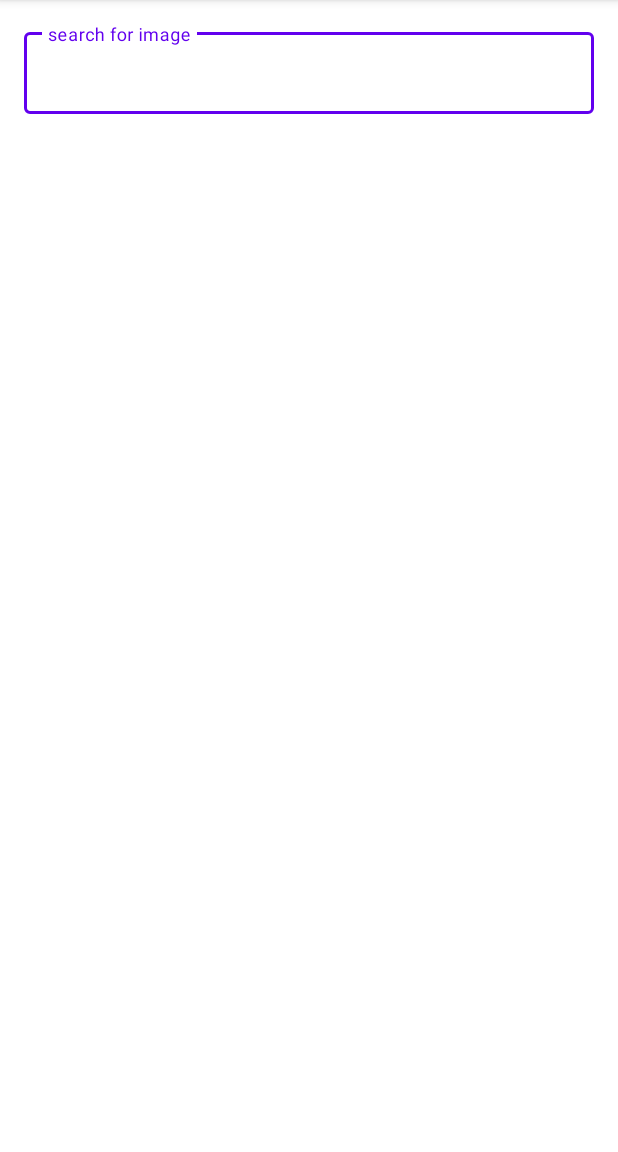
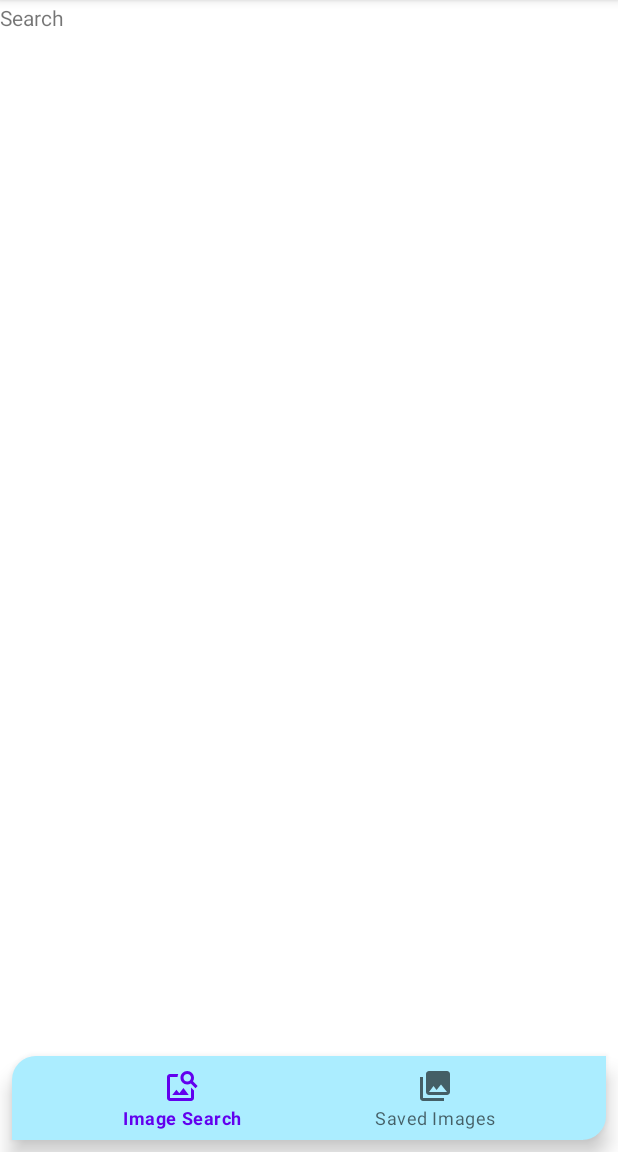
Before and after one commit to maydev99/Pixashot, an Android app: the screen it shows after launch (MainActivity before the commit, MainActivity2 after it), on a phone screen of 412 x 824 dp, the part 84-1236 px from its top. Run offline under Robolectric (Android 15) with nearby library versions, the phone set to English and light mode, and no system bars; our stand-ins replace Dagger/Hilt's generated code, navigation-ui.

Commit message:
Added Fragment and Bottom Nav

```diff
--- a/app/build.gradle
+++ b/app/build.gradle
@@ -45,6 +45,7 @@ dependencies {
     implementation 'androidx.appcompat:appcompat:1.2.0'
     implementation 'com.google.android.material:material:1.2.1'
     implementation 'androidx.constraintlayout:constraintlayout:2.0.4'
+    implementation 'androidx.legacy:legacy-support-v4:1.0.0'
     testImplementation 'junit:junit:4.13.1'
     androidTestImplementation 'androidx.test.ext:junit:1.1.2'
     androidTestImplementation 'androidx.test.espresso:espresso-core:3.3.0'
--- a/app/src/main/AndroidManifest.xml
+++ b/app/src/main/AndroidManifest.xml
@@ -13,8 +13,9 @@
         android:roundIcon="@mipmap/ic_launcher_round"
         android:supportsRtl="true"
         android:theme="@style/Theme.Pixashot">
-        <activity android:name=".ImageDetailActivity"></activity>
-        <activity android:name=".MainActivity">
+        <activity android:name=".MainActivity"/>
+        <activity android:name=".ImageDetailActivity" />
+        <activity android:name=".MainActivity2">
             <intent-filter>
                 <action android:name="android.intent.action.MAIN" />
 
--- /dev/null
+++ b/app/src/main/java/com/bombadu/pixashot/MainActivity2.kt
@@ -0,0 +1,28 @@
+package com.bombadu.pixashot
+
+import androidx.appcompat.app.AppCompatActivity
+import android.os.Bundle
+import androidx.navigation.findNavController
+import androidx.navigation.fragment.NavHostFragment
+import androidx.navigation.ui.setupWithNavController
+import com.google.android.material.bottomnavigation.BottomNavigationView
+import dagger.hilt.android.AndroidEntryPoint
+
+@AndroidEntryPoint
+class MainActivity2 : AppCompatActivity() {
+
+
+    override fun onCreate(savedInstanceState: Bundle?) {
+        super.onCreate(savedInstanceState)
+        setContentView(R.layout.activity_main2)
+        setupNavigation()
+
+    }
+
+    private fun setupNavigation() {
+        val bottomNavigationView = findViewById<BottomNavigationView>(R.id.bottom_nav)
+        val navHostFragment = supportFragmentManager.findFragmentById(R.id.nav_host_fragment) as NavHostFragment
+        val navController = navHostFragment.navController
+        bottomNavigationView.setupWithNavController(navController)
+    }
+}
--- /dev/null
+++ b/app/src/main/java/com/bombadu/pixashot/SavedFragment.kt
@@ -0,0 +1,59 @@
+package com.bombadu.pixashot
+
+import android.os.Bundle
+import androidx.fragment.app.Fragment
+import android.view.LayoutInflater
+import android.view.View
+import android.view.ViewGroup
+
+// TODO: Rename parameter arguments, choose names that match
+// the fragment initialization parameters, e.g. ARG_ITEM_NUMBER
+private const val ARG_PARAM1 = "param1"
+private const val ARG_PARAM2 = "param2"
+
+/**
+ * A simple [Fragment] subclass.
+ * Use the [SavedFragment.newInstance] factory method to
+ * create an instance of this fragment.
+ */
+class SavedFragment : Fragment() {
+    // TODO: Rename and change types of parameters
+    private var param1: String? = null
+    private var param2: String? = null
+
+    override fun onCreate(savedInstanceState: Bundle?) {
+        super.onCreate(savedInstanceState)
+        arguments?.let {
+            param1 = it.getString(ARG_PARAM1)
+            param2 = it.getString(ARG_PARAM2)
+        }
+    }
+
+    override fun onCreateView(
+        inflater: LayoutInflater, container: ViewGroup?,
+        savedInstanceState: Bundle?
+    ): View? {
+        // Inflate the layout for this fragment
+        return inflater.inflate(R.layout.fragment_saved, container, false)
+    }
+
+    companion object {
+        /**
+         * Use this factory method to create a new instance of
+         * this fragment using the provided parameters.
+         *
+         * @param param1 Parameter 1.
+         * @param param2 Parameter 2.
+         * @return A new instance of fragment SavedFragment.
+         */
+        // TODO: Rename and change types and number of parameters
+        @JvmStatic
+        fun newInstance(param1: String, param2: String) =
+            SavedFragment().apply {
+                arguments = Bundle().apply {
+                    putString(ARG_PARAM1, param1)
+                    putString(ARG_PARAM2, param2)
+                }
+            }
+    }
+}
--- /dev/null
+++ b/app/src/main/java/com/bombadu/pixashot/SearchFragment.kt
@@ -0,0 +1,59 @@
+package com.bombadu.pixashot
+
+import android.os.Bundle
+import androidx.fragment.app.Fragment
+import android.view.LayoutInflater
+import android.view.View
+import android.view.ViewGroup
+
+// TODO: Rename parameter arguments, choose names that match
+// the fragment initialization parameters, e.g. ARG_ITEM_NUMBER
+private const val ARG_PARAM1 = "param1"
+private const val ARG_PARAM2 = "param2"
+
+/**
+ * A simple [Fragment] subclass.
+ * Use the [SearchFragment.newInstance] factory method to
+ * create an instance of this fragment.
+ */
+class SearchFragment : Fragment() {
+    // TODO: Rename and change types of parameters
+    private var param1: String? = null
+    private var param2: String? = null
+
+    override fun onCreate(savedInstanceState: Bundle?) {
+        super.onCreate(savedInstanceState)
+        arguments?.let {
+            param1 = it.getString(ARG_PARAM1)
+            param2 = it.getString(ARG_PARAM2)
+        }
+    }
+
+    override fun onCreateView(
+        inflater: LayoutInflater, container: ViewGroup?,
+        savedInstanceState: Bundle?
+    ): View? {
+        // Inflate the layout for this fragment
+        return inflater.inflate(R.layout.fragment_search, container, false)
+    }
+
+    companion object {
+        /**
+         * Use this factory method to create a new instance of
+         * this fragment using the provided parameters.
+         *
+         * @param param1 Parameter 1.
+         * @param param2 Parameter 2.
+         * @return A new instance of fragment SearchFragment.
+         */
+        // TODO: Rename and change types and number of parameters
+        @JvmStatic
+        fun newInstance(param1: String, param2: String) =
+            SearchFragment().apply {
+                arguments = Bundle().apply {
+                    putString(ARG_PARAM1, param1)
+                    putString(ARG_PARAM2, param2)
+                }
+            }
+    }
+}
--- /dev/null
+++ b/app/src/main/res/drawable/bottom_nav_background.xml
@@ -0,0 +1,14 @@
+<?xml version="1.0" encoding="utf-8"?>
+<shape xmlns:android="http://schemas.android.com/apk/res/android"
+    android:shape="rectangle">
+
+    <solid
+        android:color="#abedff"/>
+
+    <corners
+        android:topRightRadius="0dp"
+        android:topLeftRadius="16dp"
+        android:bottomRightRadius="16dp"
+        android:bottomLeftRadius="0dp"/>
+
+</shape>
--- /dev/null
+++ b/app/src/main/res/layout/activity_main2.xml
@@ -0,0 +1,34 @@
+<?xml version="1.0" encoding="utf-8"?>
+<androidx.constraintlayout.widget.ConstraintLayout xmlns:android="http://schemas.android.com/apk/res/android"
+    xmlns:tools="http://schemas.android.com/tools"
+    android:layout_width="match_parent"
+    android:layout_height="match_parent"
+    xmlns:app="http://schemas.android.com/apk/res-auto"
+    tools:context=".MainActivity2">
+
+    <com.google.android.material.bottomnavigation.BottomNavigationView
+        android:layout_width="0dp"
+        android:layout_height="wrap_content"
+        android:id="@+id/bottom_nav"
+        android:background="@drawable/bottom_nav_background"
+        android:layout_margin="8dp"
+        android:elevation="10dp"
+        app:layout_constraintBottom_toBottomOf="parent"
+        app:layout_constraintEnd_toEndOf="parent"
+        app:layout_constraintStart_toStartOf="parent"
+        app:menu="@menu/nav_menu"/>
+
+    <androidx.fragment.app.FragmentContainerView
+        android:id="@+id/nav_host_fragment"
+        android:name="androidx.navigation.fragment.NavHostFragment"
+        android:layout_width="0dp"
+        android:layout_height="0dp"
+        android:layout_marginTop="2dp"
+        app:defaultNavHost="true"
+        app:layout_constraintBottom_toTopOf="@+id/bottom_nav"
+        app:layout_constraintEnd_toEndOf="parent"
+        app:layout_constraintStart_toStartOf="parent"
+        app:layout_constraintTop_toTopOf="parent"
+        app:navGraph="@navigation/nav_graph" />
+
+</androidx.constraintlayout.widget.ConstraintLayout>
--- /dev/null
+++ b/app/src/main/res/layout/fragment_saved.xml
@@ -0,0 +1,14 @@
+<?xml version="1.0" encoding="utf-8"?>
+<FrameLayout xmlns:android="http://schemas.android.com/apk/res/android"
+    xmlns:tools="http://schemas.android.com/tools"
+    android:layout_width="match_parent"
+    android:layout_height="match_parent"
+    tools:context=".SavedFragment">
+
+    <!-- TODO: Update blank fragment layout -->
+    <TextView
+        android:layout_width="match_parent"
+        android:layout_height="match_parent"
+        android:text="Saved" />
+
+</FrameLayout>
--- /dev/null
+++ b/app/src/main/res/layout/fragment_search.xml
@@ -0,0 +1,14 @@
+<?xml version="1.0" encoding="utf-8"?>
+<FrameLayout xmlns:android="http://schemas.android.com/apk/res/android"
+    xmlns:tools="http://schemas.android.com/tools"
+    android:layout_width="match_parent"
+    android:layout_height="match_parent"
+    tools:context=".SearchFragment">
+
+    <!-- TODO: Update blank fragment layout -->
+    <TextView
+        android:layout_width="match_parent"
+        android:layout_height="match_parent"
+        android:text="Search" />
+
+</FrameLayout>
--- /dev/null
+++ b/app/src/main/res/menu/nav_menu.xml
@@ -0,0 +1,25 @@
+<?xml version="1.0" encoding="utf-8"?>
+<menu xmlns:android="http://schemas.android.com/apk/res/android"
+    xmlns:tools="http://schemas.android.com/tools"
+    xmlns:app="http://schemas.android.com/apk/res-auto">
+
+    <item
+        android:id="@+id/searchFragment"
+        android:icon="@drawable/ic_baseline_image_search_24"
+        android:orderInCategory="1"
+        android:title="@string/image_search"
+        app:showAsAction="ifRoom">
+
+    </item>
+
+
+    <item
+        android:id="@+id/savedFragment"
+        android:icon="@drawable/ic_baseline_photo_library_24"
+        android:orderInCategory="2"
+        android:title="@string/saved_images"
+        app:showAsAction="ifRoom">
+
+    </item>
+
+</menu>
--- /dev/null
+++ b/app/src/main/res/navigation/nav_graph.xml
@@ -0,0 +1,21 @@
+<?xml version="1.0" encoding="utf-8"?>
+<navigation xmlns:android="http://schemas.android.com/apk/res/android"
+    xmlns:app="http://schemas.android.com/apk/res-auto"
+    xmlns:tools="http://schemas.android.com/tools"
+    android:id="@+id/nav_graph"
+    app:startDestination="@id/searchFragment">
+    <fragment
+        android:id="@+id/searchFragment"
+        android:name="com.bombadu.pixashot.SearchFragment"
+        android:label="fragment_search"
+        tools:layout="@layout/fragment_search" >
+        <action
+            android:id="@+id/action_searchFragment_to_savedFragment"
+            app:destination="@id/savedFragment" />
+    </fragment>
+    <fragment
+        android:id="@+id/savedFragment"
+        android:name="com.bombadu.pixashot.SavedFragment"
+        android:label="fragment_saved"
+        tools:layout="@layout/fragment_saved" />
+</navigation>
--- a/app/src/main/res/values/strings.xml
+++ b/app/src/main/res/values/strings.xml
@@ -4,4 +4,8 @@
     <string name="photo_image">Photo Image</string>
     <string name="enter_comments">enter comments</string>
     <string name="posted_by">Posted By</string>
+    <!-- TODO: Remove or change this placeholder text -->
+    <string name="hello_blank_fragment">Hello blank fragment</string>
+    <string name="image_search">Image Search</string>
+    <string name="saved_images">Saved Images</string>
 </resources>
```
